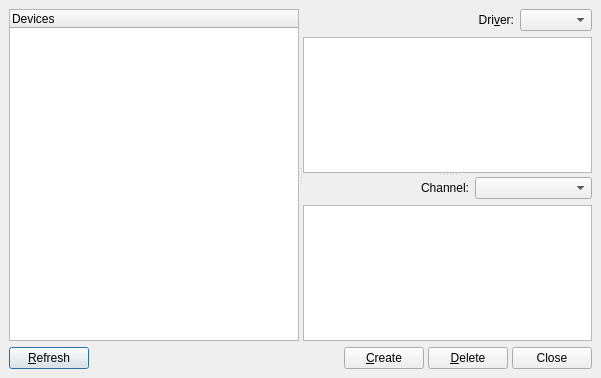
Old version of the form src/qsamplerDeviceForm.ui in the repository rncbc/qsampler.
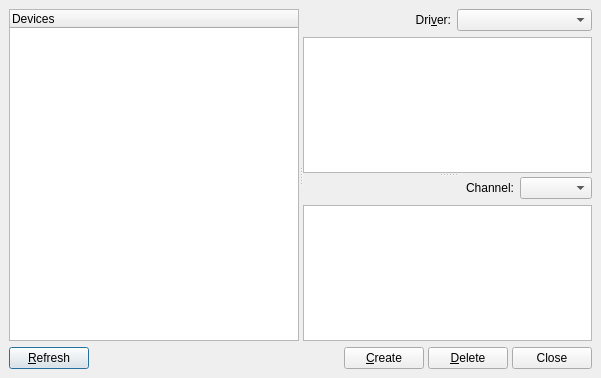
New version of the form. Icons and pictures are not drawn.

Commit message: * fixed table heights in device management dialog for Qt 4.2.x as well

```diff
--- a/src/qsamplerDeviceForm.ui
+++ b/src/qsamplerDeviceForm.ui
@@ -31,7 +31,9 @@
    </rect>
   </property>
   <property name="sizePolicy" >
-   <sizepolicy vsizetype="Minimum" hsizetype="Expanding" >
+   <sizepolicy>
+    <hsizetype>0</hsizetype>
+    <vsizetype>0</vsizetype>
     <horstretch>0</horstretch>
     <verstretch>0</verstretch>
    </sizepolicy>
@@ -55,7 +57,9 @@
    <item>
     <widget class="QSplitter" name="splitter" >
      <property name="sizePolicy" >
-      <sizepolicy vsizetype="Expanding" hsizetype="Expanding" >
+      <sizepolicy>
+       <hsizetype>7</hsizetype>
+       <vsizetype>7</vsizetype>
        <horstretch>0</horstretch>
        <verstretch>0</verstretch>
       </sizepolicy>
@@ -90,7 +94,9 @@
      </widget>
      <widget class="QSplitter" name="splitter" >
       <property name="sizePolicy" >
-       <sizepolicy vsizetype="Expanding" hsizetype="Expanding" >
+       <sizepolicy>
+        <hsizetype>7</hsizetype>
+        <vsizetype>7</vsizetype>
         <horstretch>0</horstretch>
         <verstretch>0</verstretch>
        </sizepolicy>
@@ -120,7 +126,9 @@
           <item>
            <widget class="QLabel" name="DeviceNameTextLabel" >
             <property name="sizePolicy" >
-             <sizepolicy vsizetype="Preferred" hsizetype="Expanding" >
+             <sizepolicy>
+              <hsizetype>0</hsizetype>
+              <vsizetype>0</vsizetype>
               <horstretch>0</horstretch>
               <verstretch>0</verstretch>
              </sizepolicy>
@@ -230,7 +238,9 @@
           <item>
            <widget class="QComboBox" name="DevicePortComboBox" >
             <property name="sizePolicy" >
-             <sizepolicy vsizetype="Fixed" hsizetype="Expanding" >
+             <sizepolicy>
+              <hsizetype>0</hsizetype>
+              <vsizetype>0</vsizetype>
               <horstretch>0</horstretch>
               <verstretch>0</verstretch>
              </sizepolicy>
```
Left out of the diff: 36 changed lines with no effect on the pictures.
